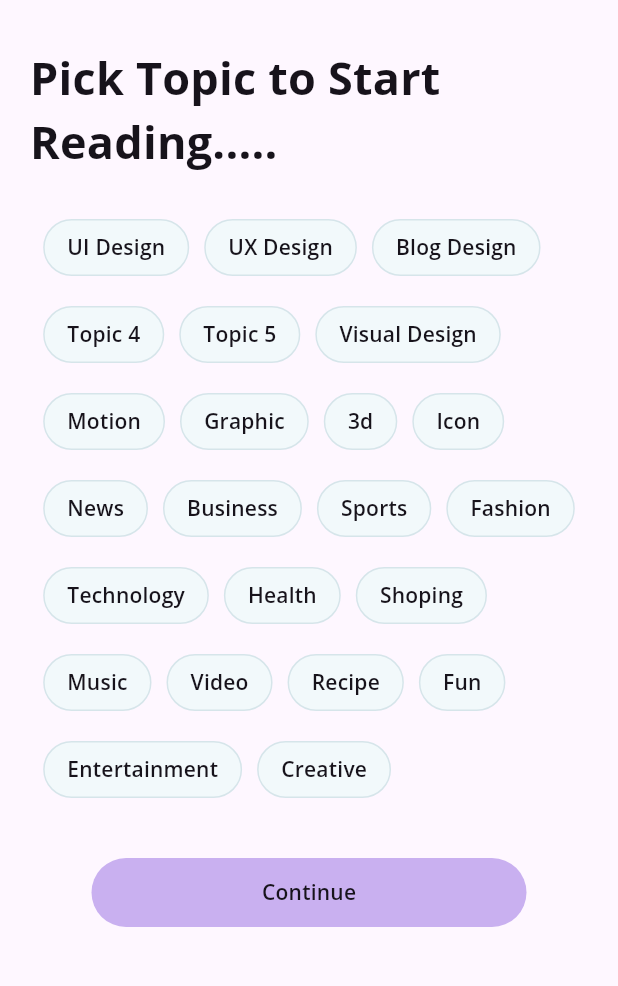
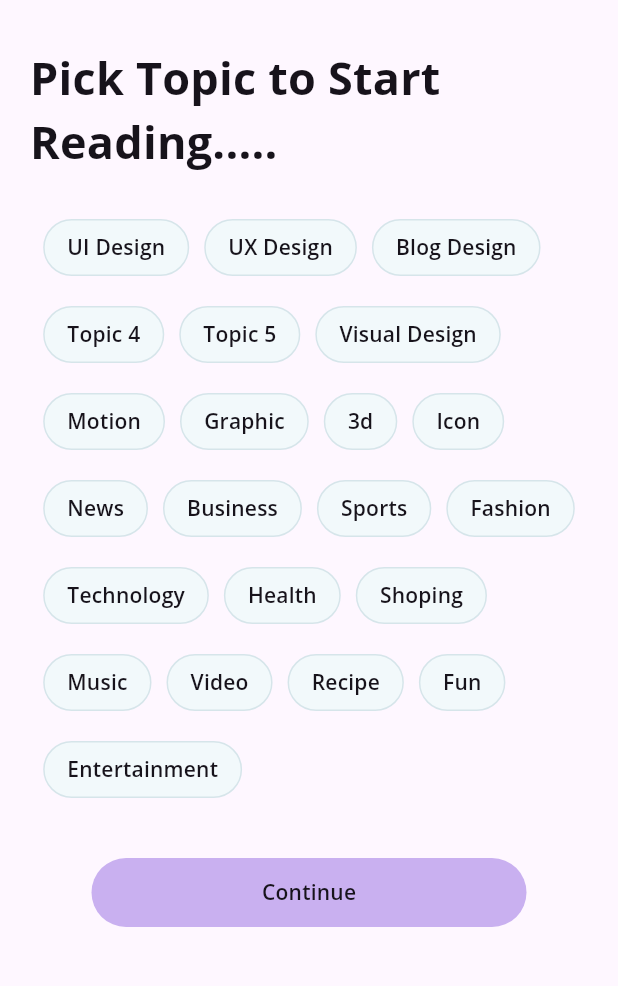
Before and after one commit to riyad-from-space/article_social_media, a Flutter app: the screen it shows after launch, on a phone screen of 412 x 824 dp, the part 150-1136 px from its top. Run offline on Flutter 3.47's test engine with Material 3 defaults, Android fonts, the phone set to English and light mode, and no system bars; our stand-ins replace google_fonts, pin_code_fields.

Commit message:
deleted created topic item

```diff
--- a/lib/views/screens/topic_screen/topic_selection.dart
+++ b/lib/views/screens/topic_screen/topic_selection.dart
@@ -13,13 +13,31 @@ class SelectionTopic extends StatefulWidget {
 
 class _SelectionTopicState extends State<SelectionTopic> {
   final List<String> topicsList = [
-    'UI Design', 'UX Design', 'Blog Design', 'Topic 4', 'Topic 5',
-    'Visual Design', 'Motion', 'Graphic', '3d', 'Icon',
-    'News', 'Business', 'Sports', 'Fashion', 'Technology',
-    'Health', 'Shoping', 'Music', 'Video', 'Recipe', 'Fun', 'Entertainment', 'Creative',
+    'UI Design',
+    'UX Design',
+    'Blog Design',
+    'Topic 4',
+    'Topic 5',
+    'Visual Design',
+    'Motion',
+    'Graphic',
+    '3d',
+    'Icon',
+    'News',
+    'Business',
+    'Sports',
+    'Fashion',
+    'Technology',
+    'Health',
+    'Shoping',
+    'Music',
+    'Video',
+    'Recipe',
+    'Fun',
+    'Entertainment',
   ];
   List<int> selectedTopicsIndex = [];
-  bool istopic=false;
+  bool istopic = false;
 
   @override
   Widget build(BuildContext context) {
@@ -47,7 +65,9 @@ class _SelectionTopicState extends State<SelectionTopic> {
                 ),
               ],
             ),
-            const SizedBox(height: 30,),
+            const SizedBox(
+              height: 30,
+            ),
             Text(
               'Pick Topic to Start Reading.....',
               style: KTextStyle.subtitle1.copyWith(
@@ -57,17 +77,23 @@ class _SelectionTopicState extends State<SelectionTopic> {
                 color: const Color(0xff17131B),
               ),
             ),
-            const SizedBox(height: 30,),
+            const SizedBox(
+              height: 30,
+            ),
             Wrap(
               spacing: 10,
               runSpacing: 20,
               children: [
                 ...List.generate(topicsList.length, (index) {
                   return Container(
-                    padding: const EdgeInsets.only(left: 15, right: 15, top: 8, bottom: 8),
+                    padding: const EdgeInsets.only(
+                        left: 15, right: 15, top: 8, bottom: 8),
                     decoration: BoxDecoration(
-                      color: selectedTopicsIndex.contains(index) ? const Color(0xffF4E300) : const Color(0xffF2F9FB),
-                      border: Border.all(width: 1, color: const Color(0xffD6E5EA)),
+                      color: selectedTopicsIndex.contains(index)
+                          ? const Color(0xffF4E300)
+                          : const Color(0xffF2F9FB),
+                      border:
+                          Border.all(width: 1, color: const Color(0xffD6E5EA)),
                       borderRadius: BorderRadius.circular(40),
                     ),
                     child: InkWell(
@@ -78,12 +104,11 @@ class _SelectionTopicState extends State<SelectionTopic> {
                           } else {
                             selectedTopicsIndex.add(index);
                           }
-                          if(selectedTopicsIndex.isNotEmpty){
-                            istopic=true;
-                          }else{
-                            istopic=false;
+                          if (selectedTopicsIndex.isNotEmpty) {
+                            istopic = true;
+                          } else {
+                            istopic = false;
                           }
-
                         });
                       },
                       child: Text(
@@ -100,7 +125,9 @@ class _SelectionTopicState extends State<SelectionTopic> {
                 }),
               ],
             ),
-            const SizedBox(height: 40,),
+            const SizedBox(
+              height: 40,
+            ),
 
             SubmitButton(submit: istopic)
             // Container(
```
